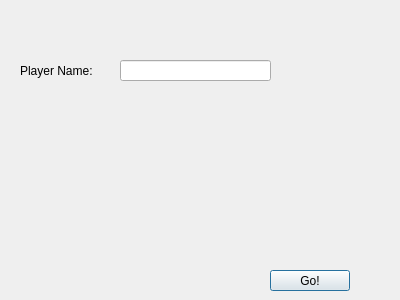
This is Game/startwindow.ui in KahalaV/OTEK as Qt 5 draws it before an edit. The edited form follows.
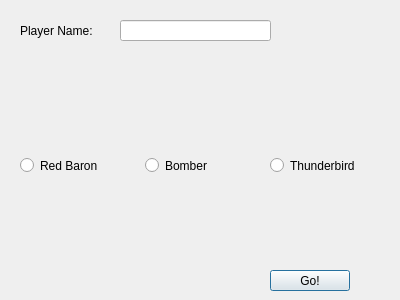
This is the edited form.

Patch:
```diff
--- a/Game/startwindow.ui
+++ b/Game/startwindow.ui
@@ -17,7 +17,7 @@
    <property name="geometry">
     <rect>
      <x>20</x>
-     <y>60</y>
+     <y>20</y>
      <width>101</width>
      <height>21</height>
     </rect>
@@ -43,12 +43,57 @@
    <property name="geometry">
     <rect>
      <x>120</x>
-     <y>60</y>
+     <y>20</y>
      <width>151</width>
      <height>21</height>
     </rect>
    </property>
   </widget>
+  <widget class="QRadioButton" name="radioRedBaronButton">
+   <property name="geometry">
+    <rect>
+     <x>20</x>
+     <y>80</y>
+     <width>111</width>
+     <height>171</height>
+    </rect>
+   </property>
+   <property name="text">
+    <string>Red Baron</string>
+   </property>
+  </widget>
+  <widget class="QRadioButton" name="radioBomberButton">
+   <property name="geometry">
+    <rect>
+     <x>145</x>
+     <y>80</y>
+     <width>111</width>
+     <height>171</height>
+    </rect>
+   </property>
+   <property name="text">
+    <string>Bomber</string>
+   </property>
+  </widget>
+  <widget class="QRadioButton" name="radioThunderbirdButton">
+   <property name="geometry">
+    <rect>
+     <x>270</x>
+     <y>80</y>
+     <width>111</width>
+     <height>171</height>
+    </rect>
+   </property>
+   <property name="text">
+    <string>Thunderbird</string>
+   </property>
+   <property name="iconSize">
+    <size>
+     <width>16</width>
+     <height>16</height>
+    </size>
+   </property>
+  </widget>
  </widget>
  <resources/>
  <connections/>
```
Left out of the diff: 5 changed lines with no effect on the pictures.
